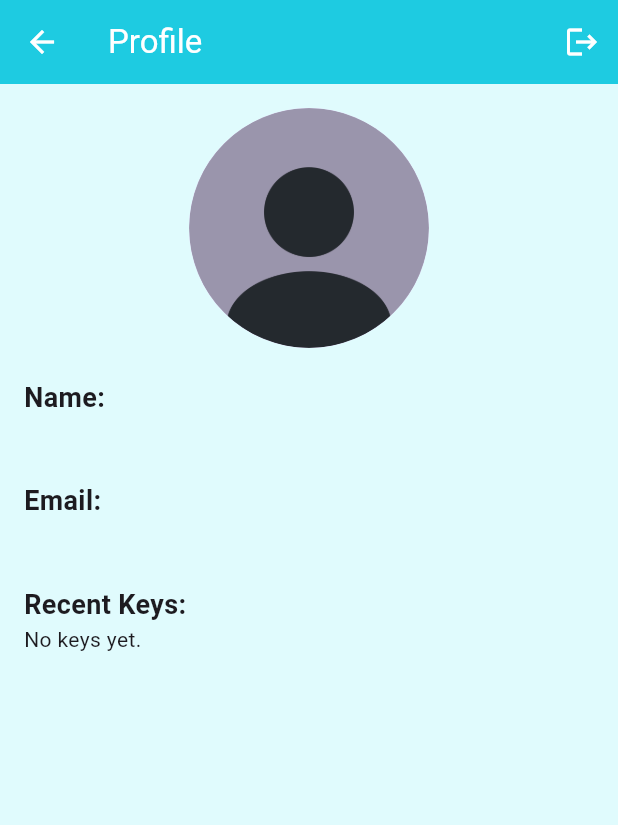
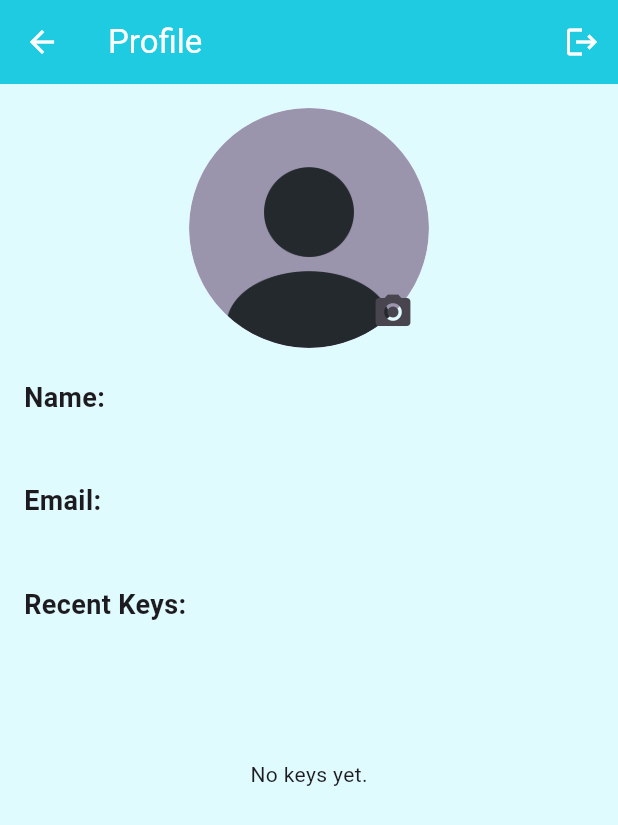
Before and after one commit to Oso00Luffy/Graduation_Project, a Flutter app: the ProfileScreen screen opened directly, on a phone screen of 412 x 824 dp. Shown: the top 825 px of the screen. Run offline on Flutter 3.47's test engine with Material 3 defaults, Android fonts, the phone set to English and light mode, and no system bars; our stand-ins replace basic_utils, cloud_firestore, firebase_auth, firebase_core, google_sign_in, image_picker and 1 more; missing offline and left inert: encrypt, pointycastle; accounts and stored records are empty.

Commit message:
profile_screen enhancements

```diff
--- a/lib/screens/profile_screen.dart
+++ b/lib/screens/profile_screen.dart
@@ -1,5 +1,6 @@
 import 'package:flutter/material.dart';
 import 'package:firebase_auth/firebase_auth.dart';
+import 'package:flutter/services.dart'; // For clipboard functionality
 import '../widgets/profile_keys_section.dart';
 
 class ProfileScreen extends StatelessWidget {
@@ -17,10 +18,10 @@ class ProfileScreen extends StatelessWidget {
 
     return Scaffold(
       appBar: AppBar(
-        title: Text('Profile'),
+        title: const Text('Profile'),
         actions: [
           IconButton(
-            icon: Icon(Icons.logout),
+            icon: const Icon(Icons.logout),
             onPressed: () async {
               await FirebaseAuth.instance.signOut();
               Navigator.pushReplacementNamed(context, '/');
@@ -33,45 +34,72 @@ class ProfileScreen extends StatelessWidget {
         child: Column(
           crossAxisAlignment: CrossAxisAlignment.start,
           children: <Widget>[
+            // Profile Picture with Upload Button
             Center(
-              child: CircleAvatar(
-                radius: 80,
-                backgroundImage: user.photoURL != null
-                    ? NetworkImage(user.photoURL!)
-                    : AssetImage('assets/images/profile_picture.png') as ImageProvider,
+              child: Stack(
+                children: [
+                  CircleAvatar(
+                    radius: 80,
+                    backgroundImage: user.photoURL != null
+                        ? NetworkImage(user.photoURL!)
+                        : AssetImage('assets/images/profile_picture.png')
+                    as ImageProvider,
+                  ),
+                  Positioned(
+                    bottom: 0,
+                    right: 0,
+                    child: IconButton(
+                      icon: const Icon(Icons.camera_alt, size: 28),
+                      onPressed: () async {
+                        // Add logic to upload a new profile picture
+                        await _changeProfilePicture(context);
+                      },
+                    ),
+                  ),
+                ],
               ),
             ),
-            SizedBox(height: 20),
-            Text(
+            const SizedBox(height: 20),
+            // Name
+            const Text(
               'Name:',
               style: TextStyle(fontSize: 18, fontWeight: FontWeight.bold),
             ),
             Text(
               user.displayName ?? 'No Name',
-              style: TextStyle(fontSize: 16),
+              style: const TextStyle(fontSize: 16),
             ),
-            SizedBox(height: 20),
-            Text(
+            const SizedBox(height: 20),
+            // Email
+            const Text(
               'Email:',
               style: TextStyle(fontSize: 18, fontWeight: FontWeight.bold),
             ),
             Text(
               user.email ?? 'No Email',
-              style: TextStyle(fontSize: 16),
+              style: const TextStyle(fontSize: 16),
             ),
-            SizedBox(height: 20),
-            Text(
+            const SizedBox(height: 20),
+            // Recent Keys Section
+            const Text(
               'Recent Keys:',
               style: TextStyle(fontSize: 18, fontWeight: FontWeight.bold),
             ),
             SizedBox(
               height: 200, // Adjust as needed for your UI
-              child: ProfileKeysSection(),
+              child: ProfileKeysSection(), // Updated to include clipboard functionality
             ),
-            // You can add more sections here (e.g., recent activities, settings, etc.)
           ],
         ),
       ),
     );
   }
+
+  Future<void> _changeProfilePicture(BuildContext context) async {
+    // Logic for uploading a new profile picture
+    // For example, use an image picker and upload to Firebase Storage
+    ScaffoldMessenger.of(context).showSnackBar(
+      const SnackBar(content: Text('Profile picture upload feature coming soon!')),
+    );
+  }
 }
--- a/lib/widgets/profile_keys_section.dart
+++ b/lib/widgets/profile_keys_section.dart
@@ -1,28 +1,138 @@
+import 'package:firebase_auth/firebase_auth.dart';
 import 'package:flutter/material.dart';
+import 'package:cloud_firestore/cloud_firestore.dart';
+import 'package:flutter/services.dart'; // For clipboard functionality
 import '../services/recent_keys_service.dart';
 
-class ProfileKeysSection extends StatelessWidget {
+class ProfileKeysSection extends StatefulWidget {
+  @override
+  _ProfileKeysSectionState createState() => _ProfileKeysSectionState();
+}
+
+class _ProfileKeysSectionState extends State<ProfileKeysSection> {
+  List<bool> _isExpanded = [];
+
   @override
   Widget build(BuildContext context) {
-    return StreamBuilder(
+    return StreamBuilder<QuerySnapshot<Map<String, dynamic>>>(
       stream: RecentKeysService.recentKeysStream(),
-      builder: (context, AsyncSnapshot snapshot) {
-        if (!snapshot.hasData) return CircularProgressIndicator();
-        final docs = snapshot.data.docs;
-        if (docs.isEmpty) return Text("No keys yet.");
-        return ListView.builder(
-          shrinkWrap: true,
-          itemCount: docs.length,
-          itemBuilder: (context, i) {
-            final data = docs[i].data();
-            return ListTile(
-              title: Text('${data['type']} key'),
-              subtitle: Text(data['key']),
-              trailing: Text(data['label'] ?? ''),
-            );
-          },
+      builder: (context, snapshot) {
+        if (!snapshot.hasData) {
+          return const Center(child: CircularProgressIndicator());
+        }
+
+        final docs = snapshot.data!.docs;
+        if (docs.isEmpty) {
+          return const Center(child: Text('No keys yet.'));
+        }
+
+        // Synchronize the expansion state list with the number of documents
+        if (_isExpanded.length != docs.length) {
+          _isExpanded = List<bool>.filled(docs.length, false);
+        }
+
+        return SingleChildScrollView(
+          child: Column(
+            children: List.generate(docs.length, (index) {
+              final data = docs[index].data();
+              final keyId = docs[index].id;
+
+              return Card(
+                margin: const EdgeInsets.symmetric(vertical: 8.0, horizontal: 16.0),
+                child: ExpansionPanelList(
+                  expansionCallback: (panelIndex, isExpanded) {
+                    setState(() {
+                      _isExpanded[index] = !isExpanded;
+                    });
+                  },
+                  children: [
+                    ExpansionPanel(
+                      isExpanded: _isExpanded[index],
+                      headerBuilder: (context, isExpanded) {
+                        return ListTile(
+                          title: Text('${data['type']} key'),
+                          subtitle: Text('Created At: ${data['created_at']?.toDate().toString() ?? 'N/A'}'),
+                        );
+                      },
+                      body: Column(
+                        children: [
+                          ListTile(
+                            title: Text(data['key']),
+                            subtitle: Text(data['label'] ?? ''),
+                            trailing: IconButton(
+                              icon: const Icon(Icons.copy),
+                              onPressed: () {
+                                Clipboard.setData(ClipboardData(text: data['key']));
+                                ScaffoldMessenger.of(context).showSnackBar(
+                                  const SnackBar(content: Text('Key copied to clipboard!')),
+                                );
+                              },
+                            ),
+                          ),
+                          Row(
+                            mainAxisAlignment: MainAxisAlignment.end,
+                            children: [
+                              TextButton(
+                                onPressed: () => _deleteKey(context, keyId),
+                                child: const Text(
+                                  'Delete',
+                                  style: TextStyle(color: Colors.red),
+                                ),
+                              ),
+                            ],
+                          ),
+                        ],
+                      ),
+                    ),
+                  ],
+                ),
+              );
+            }),
+          ),
         );
       },
     );
   }
+
+  Future<void> _deleteKey(BuildContext context, String keyId) async {
+    final shouldDelete = await showDialog<bool>(
+      context: context,
+      builder: (context) => AlertDialog(
+        title: const Text('Delete Key'),
+        content: const Text('Are you sure you want to delete this key?'),
+        actions: [
+          TextButton(
+            onPressed: () => Navigator.of(context).pop(false),
+            child: const Text('Cancel'),
+          ),
+          TextButton(
+            onPressed: () => Navigator.of(context).pop(true),
+            child: const Text('Delete'),
+          ),
+        ],
+      ),
+    );
+
+    if (shouldDelete ?? false) {
+      try {
+        final user = FirebaseAuth.instance.currentUser;
+        if (user == null) throw Exception("No user logged in");
+
+        await FirebaseFirestore.instance
+            .collection('users')
+            .doc(user.uid)
+            .collection('recent_keys')
+            .doc(keyId)
+            .delete();
+
+        ScaffoldMessenger.of(context).showSnackBar(
+          const SnackBar(content: Text('Key successfully deleted')),
+        );
+      } catch (error) {
+        ScaffoldMessenger.of(context).showSnackBar(
+          SnackBar(content: Text('Failed to delete key: $error')),
+        );
+      }
+    }
+  }
 }
```
